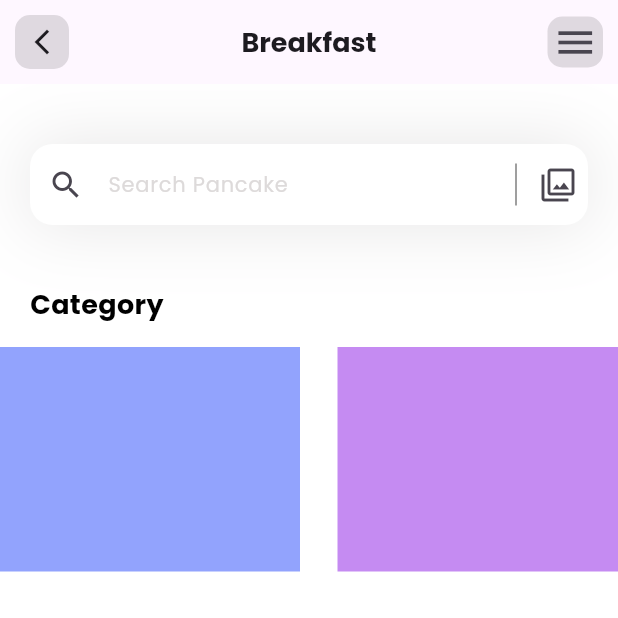
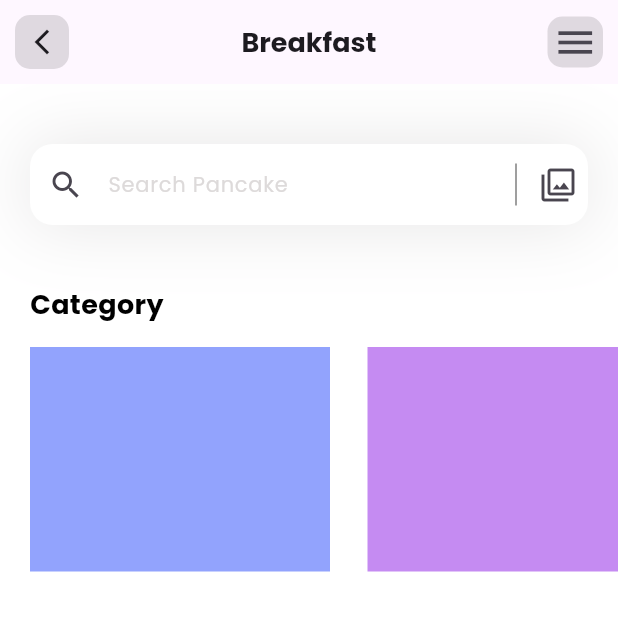
Before and after one commit to thisaraganhewa/fitness-App, a Flutter app: the screen it shows after launch, on a phone screen of 412 x 824 dp, the top half of it. Run offline on Flutter 3.47's test engine with Material 3 defaults, Android fonts, the phone set to English and light mode, and no system bars; our stand-ins replace flutter_svg; project files that could hold a hidden picture were left out.

Commit message:
added padding

```diff
--- a/lib/Pages/home.dart
+++ b/lib/Pages/home.dart
@@ -61,6 +61,10 @@ class _HomeState extends State<Home> {
                 child: ListView.separated(
                   itemCount: categories.length,
                   scrollDirection: Axis.horizontal,
+                  padding: const EdgeInsets.only(
+                    left: 20,
+                    right: 20
+                  ),
                   separatorBuilder: (context, index) => const SizedBox(width: 25,),
                   itemBuilder: (context, index) {
                     return Container(
```
